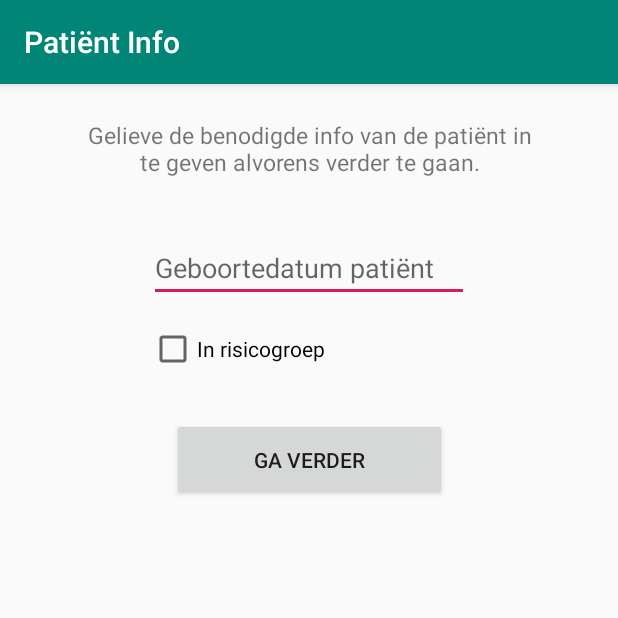
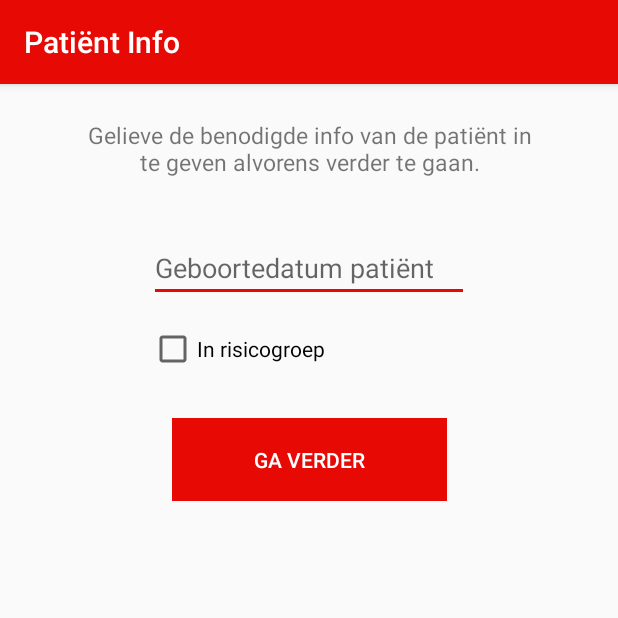
Before and after one commit to misterpieter/VaccinApp, an Android app: the screen it shows after launch (MainActivity), on a phone screen of 412 x 824 dp, the top half of it. Run offline under Robolectric (Android 15) with nearby library versions, the phone set to English and light mode, and no system bars.

Commit message:
Add AP colors

```diff
--- a/app/src/main/res/layout/activity_main.xml
+++ b/app/src/main/res/layout/activity_main.xml
@@ -54,12 +54,15 @@
 
     <Button
         android:id="@+id/btnProceed"
+        style="@style/Widget.AppCompat.Button.Borderless"
         android:layout_width="183dp"
         android:layout_height="55dp"
         android:layout_marginStart="50dp"
         android:layout_marginTop="30dp"
         android:layout_marginEnd="50dp"
+        android:background="@color/colorPrimary"
         android:text="@string/button_proceed"
+        android:textColor="@color/colorText"
         app:layout_constraintEnd_toEndOf="parent"
         app:layout_constraintStart_toStartOf="parent"
         app:layout_constraintTop_toBottomOf="@+id/checkRiskGroup" />
--- a/app/src/main/res/layout/activity_patient_given_vaccins.xml
+++ b/app/src/main/res/layout/activity_patient_given_vaccins.xml
@@ -25,7 +25,7 @@
         android:layout_width="match_parent"
         android:layout_height="wrap_content"
         android:layout_marginStart="1dp"
-        android:layout_marginTop="20dp"
+        android:layout_marginTop="10dp"
         app:layout_constraintStart_toStartOf="parent"
         app:layout_constraintTop_toBottomOf="@+id/textView" />
 
--- a/app/src/main/res/values/colors.xml
+++ b/app/src/main/res/values/colors.xml
@@ -1,6 +1,10 @@
 <?xml version="1.0" encoding="utf-8"?>
 <resources>
-    <color name="colorPrimary">#008577</color>
-    <color name="colorPrimaryDark">#00574B</color>
-    <color name="colorAccent">#D81B60</color>
+    <color name="colorPrimary">#E70904</color>
+    <color name="colorPrimaryDark">#9C0906</color>
+    <color name="colorAccent">#E70904</color>
+    <color name="colorText">#FFFFFF</color>
+
+    <!-- <color name="colorPrimary">#008577</color> -->
+    <!-- <color name="colorPrimaryDark">#00574B</color> -->
 </resources>
```
